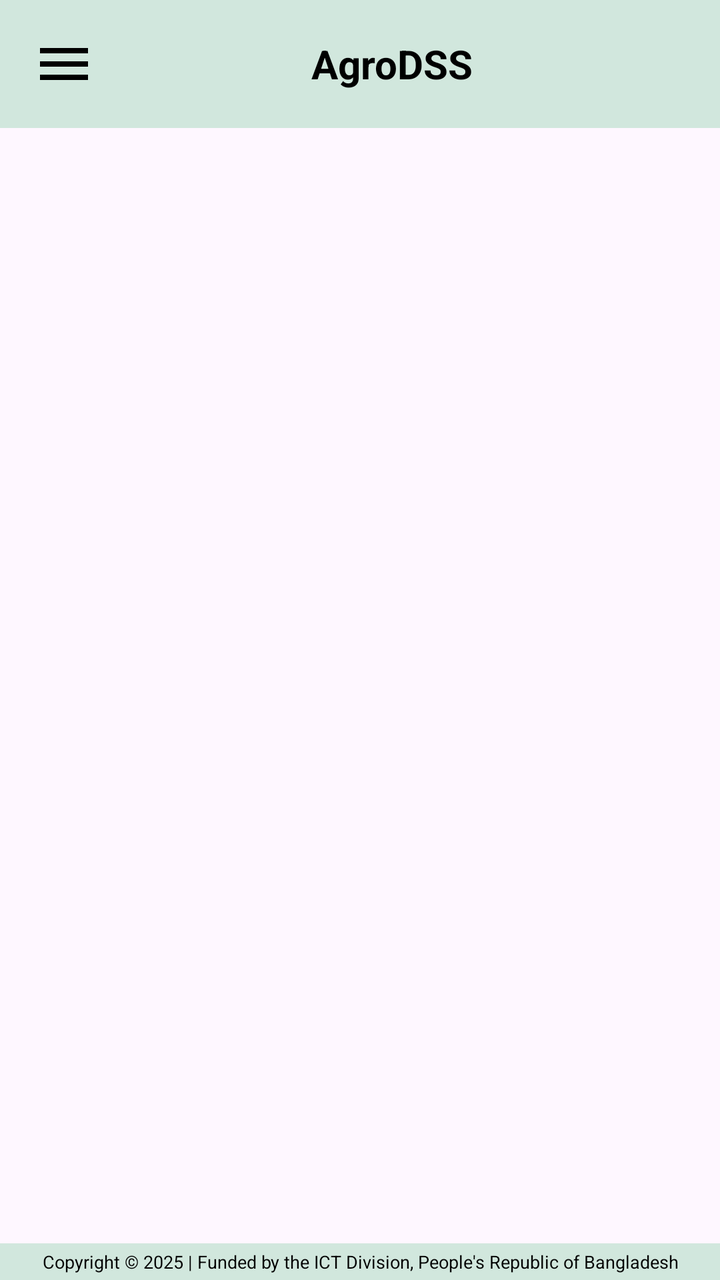
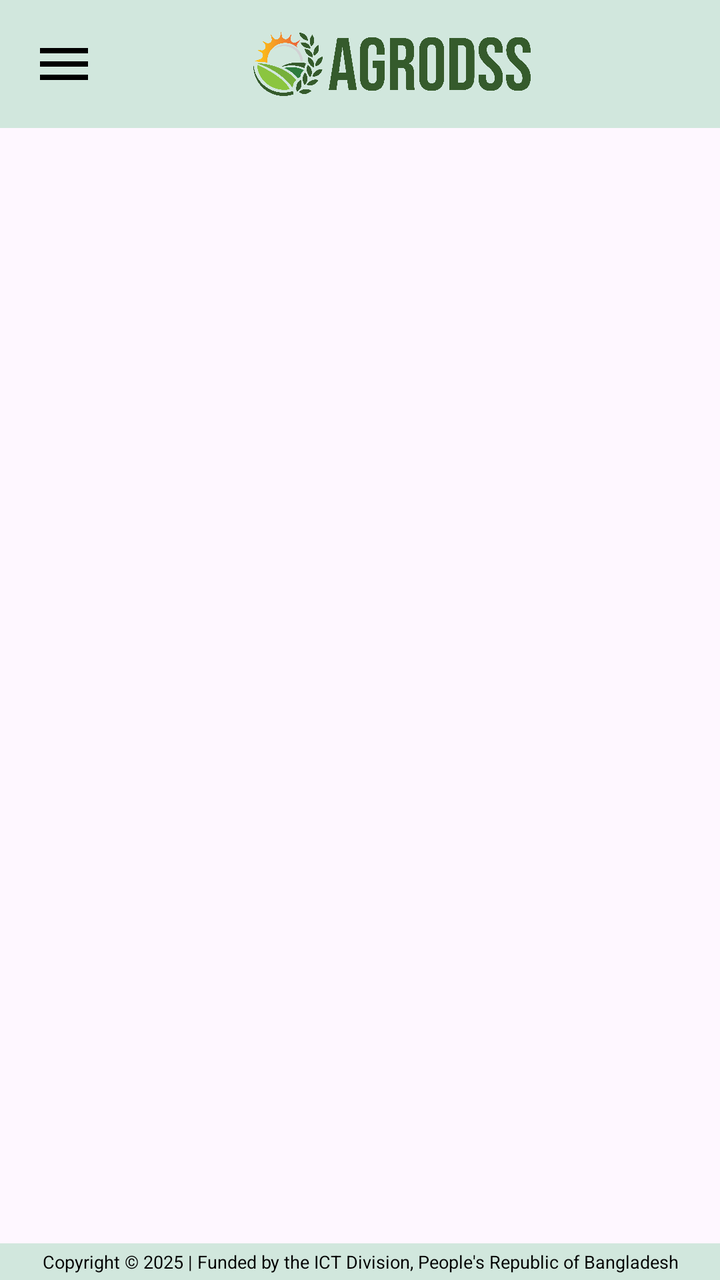

Before-and-after screenshots of an Android layout around one commit, followed by the original layout XML and the change that was made.
<!-- AndroidManifest.xml: application theme Theme.AGRODSS -->
<!-- res/layout/activity_main.xml -->
<?xml version="1.0" encoding="utf-8"?>
<androidx.drawerlayout.widget.DrawerLayout xmlns:android="http://schemas.android.com/apk/res/android"
    xmlns:app="http://schemas.android.com/apk/res-auto"
    xmlns:tools="http://schemas.android.com/tools"
    android:id="@+id/main"
    android:layout_width="match_parent"
    android:layout_height="match_parent"
    android:fitsSystemWindows="true"
    tools:context=".MainActivity">

    
    <LinearLayout
        android:layout_width="match_parent"
        android:layout_height="match_parent"
        android:orientation="vertical">

        
        <LinearLayout
            android:layout_width="match_parent"
            android:layout_height="?attr/actionBarSize"
            android:background="@color/main_color"
            android:gravity="center_vertical"
            android:orientation="horizontal"
            android:paddingHorizontal="16dp">

            <ImageView
                android:id="@+id/menuIcon"
                android:layout_width="32dp"
                android:layout_height="32dp"
                android:src="@drawable/outline_menu_24"
                android:clickable="true"
                android:focusable="true" />

            <TextView
                android:id="@+id/toolbarTitle"
                android:layout_width="0dp"
                android:layout_height="wrap_content"
                android:layout_weight="1"
                android:text="AgroDSS"
                android:textColor="@color/black"
                android:textSize="20sp"
                android:textStyle="bold"
                android:gravity="center" />

        </LinearLayout>

        
        <FrameLayout
            android:id="@+id/fragment_container"
            android:layout_width="match_parent"
            android:layout_height="0dp"
            android:layout_weight="1" />

        <TextView
            android:layout_width="match_parent"
            android:layout_height="wrap_content"
            android:textSize="9sp"
            android:gravity="center"
            android:maxLines="1"
            android:padding="3dp"
            android:textColor="@color/black"
            android:text="Copyright © 2025 | Funded by the ICT Division, People's Republic of Bangladesh"
            android:background="@color/main_color"/>

    </LinearLayout>

    
    <com.google.android.material.navigation.NavigationView
        android:id="@+id/navigationView"
        android:layout_width="280dp"
        android:layout_height="match_parent"
        android:layout_gravity="start"
        android:background="@color/white"
        app:headerLayout="@layout/nav_header"
        app:itemIconTint="@color/nav_item_color"
        app:itemTextColor="@color/nav_item_color"
        app:menu="@menu/sidebar" />

</androidx.drawerlayout.widget.DrawerLayout>
<!-- res/layout/nav_header.xml (included above) -->
<?xml version="1.0" encoding="utf-8"?>
<LinearLayout xmlns:android="http://schemas.android.com/apk/res/android"
    xmlns:app="http://schemas.android.com/apk/res-auto"
    android:layout_width="match_parent"
    android:layout_height="180dp"
    android:background="#D1E7DD"
    android:gravity="bottom"
    android:orientation="vertical"
    android:padding="16dp"
    android:theme="@style/ThemeOverlay.AppCompat.Dark">

    <ImageView
        android:layout_width="128dp"
        android:layout_height="64dp"
        android:src="@drawable/logo" />

    <TextView
        android:layout_width="match_parent"
        android:layout_height="wrap_content"
        android:text="Agricultural Decision Support"
        android:textColor="@color/dark_gray"
        android:textSize="12sp" />

</LinearLayout>
<!-- resources referenced by this layout -->
<resources>
  <color name="black">#FF000000</color>
  <color name="dark_gray">#757575</color>
  <color name="main_color">#D1E7DD</color>
  <color name="nav_item_color">#333333</color>
  <color name="white">#FFFFFFFF</color>
  <!-- drawable logo: png bitmap (drawable, 104606 bytes) -->
  <!-- drawable outline_menu_24 (drawable) -->
  <vector xmlns:android="http://schemas.android.com/apk/res/android" android:height="24dp" android:tint="#000000" android:viewportHeight="960" android:viewportWidth="960" android:width="24dp">
        
      <path android:fillColor="@android:color/white" android:pathData="M120,720L120,640L840,640L840,720L120,720ZM120,520L120,440L840,440L840,520L120,520ZM120,320L120,240L840,240L840,320L120,320Z"/>
      
  </vector>
  <style name="Theme.AGRODSS" parent="Base.Theme.AGRODSS" />
  <style name="Base.Theme.AGRODSS" parent="Theme.Material3.DayNight.NoActionBar">
          
          <item name="colorPrimary">@color/primary_color</item>
          <item name="colorSecondaryContainer">@color/main_color</item>
          <item name="colorOnSecondaryContainer">@color/nav_item_color</item>
      </style>
  <color name="primary_color">#2E7D32</color>
</resources>

<!-- the commit's change to res/layout/activity_main.xml (unified diff, before → after) -->
@@ -31,16 +31,11 @@
                 android:clickable="true"
                 android:focusable="true" />
 
-            <TextView
-                android:id="@+id/toolbarTitle"
-                android:layout_width="0dp"
-                android:layout_height="wrap_content"
-                android:layout_weight="1"
-                android:text="AgroDSS"
-                android:textColor="@color/black"
-                android:textSize="20sp"
-                android:textStyle="bold"
-                android:gravity="center" />
+            <ImageView
+                android:layout_width="match_parent"
+                android:layout_height="32dp"
+                android:src="@drawable/logo"
+                />
 
         </LinearLayout>
 
